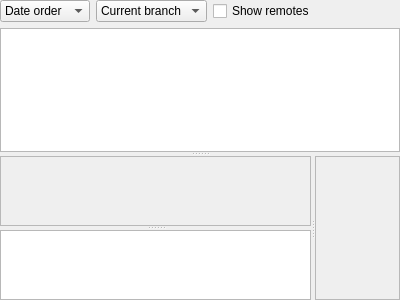
Before: the Qt Designer form src/pages/historypage.ui in Rbcum/RepoMan, drawn with Qt 5.
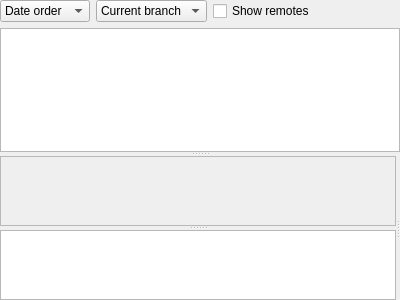
After: the same form once the commit is applied. Custom widgets are drawn as their Qt base class.

Commit message: Impl side by side diff

What changed in the file:
```diff
--- a/src/pages/historypage.ui
+++ b/src/pages/historypage.ui
@@ -177,7 +177,7 @@
           <rect>
            <x>0</x>
            <y>0</y>
-           <width>307</width>
+           <width>195</width>
            <height>68</height>
           </rect>
          </property>
@@ -241,27 +241,7 @@
       <widget class="QWidget" name="verticalLayoutWidget">
        <layout class="QVBoxLayout" name="verticalLayout">
         <item>
-         <layout class="QHBoxLayout" name="horizontalLayout"/>
-        </item>
-        <item>
-         <widget class="DiffScrollArea" name="diffScrollArea">
-          <property name="styleSheet">
-           <string notr="true"/>
-          </property>
-          <property name="widgetResizable">
-           <bool>true</bool>
-          </property>
-          <widget class="QWidget" name="diffScrollAreaWidget">
-           <property name="geometry">
-            <rect>
-             <x>0</x>
-             <y>0</y>
-             <width>83</width>
-             <height>132</height>
-            </rect>
-           </property>
-          </widget>
-         </widget>
+         <widget class="DiffView" name="diffView" native="true"/>
         </item>
        </layout>
       </widget>
@@ -276,18 +256,18 @@
    <extends>QTableView</extends>
    <header>widgets/qhistorytableview.h</header>
   </customwidget>
-  <customwidget>
-   <class>DiffScrollArea</class>
-   <extends>QScrollArea</extends>
-   <header>widgets/diffscrollarea.h</header>
-   <container>1</container>
-  </customwidget>
   <customwidget>
    <class>CommitDetailScrollArea</class>
    <extends>QScrollArea</extends>
    <header>widgets/commitdetailscrollarea.h</header>
    <container>1</container>
   </customwidget>
+  <customwidget>
+   <class>DiffView</class>
+   <extends>QWidget</extends>
+   <header>widgets/diffview.h</header>
+   <container>1</container>
+  </customwidget>
  </customwidgets>
  <resources/>
  <connections/>
```
The commit also changes 24 other files.
